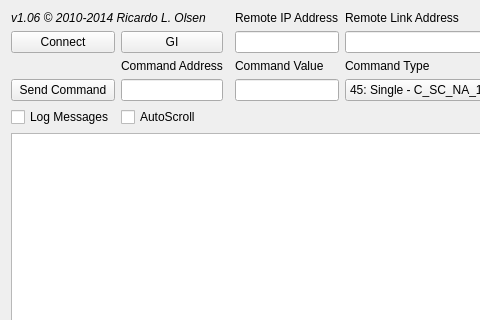
The window that qtester104/mainwindow.ui (fox1983/OSHMI) describes before a commit, drawn with Qt 5; both pictures show x 0 to 480 and y 0 to 320 of the 888 by 465 pixel window.
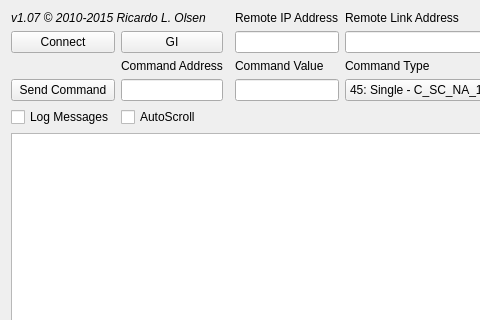
The same window after the commit.

Diff of the .ui file:
```diff
--- a/qtester104/mainwindow.ui
+++ b/qtester104/mainwindow.ui
@@ -235,7 +235,7 @@
        </font>
       </property>
       <property name="text">
-       <string>v1.06 © 2010-2014 Ricardo L. Olsen</string>
+       <string>v1.07 © 2010-2015 Ricardo L. Olsen</string>
       </property>
      </widget>
     </item>
```
